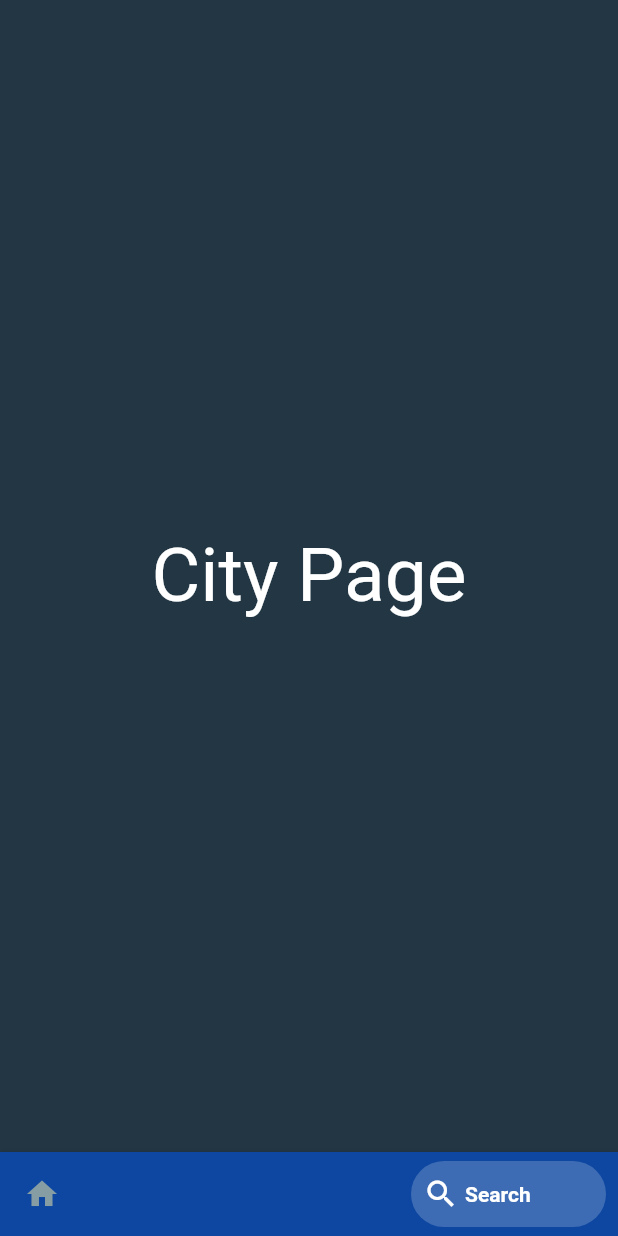
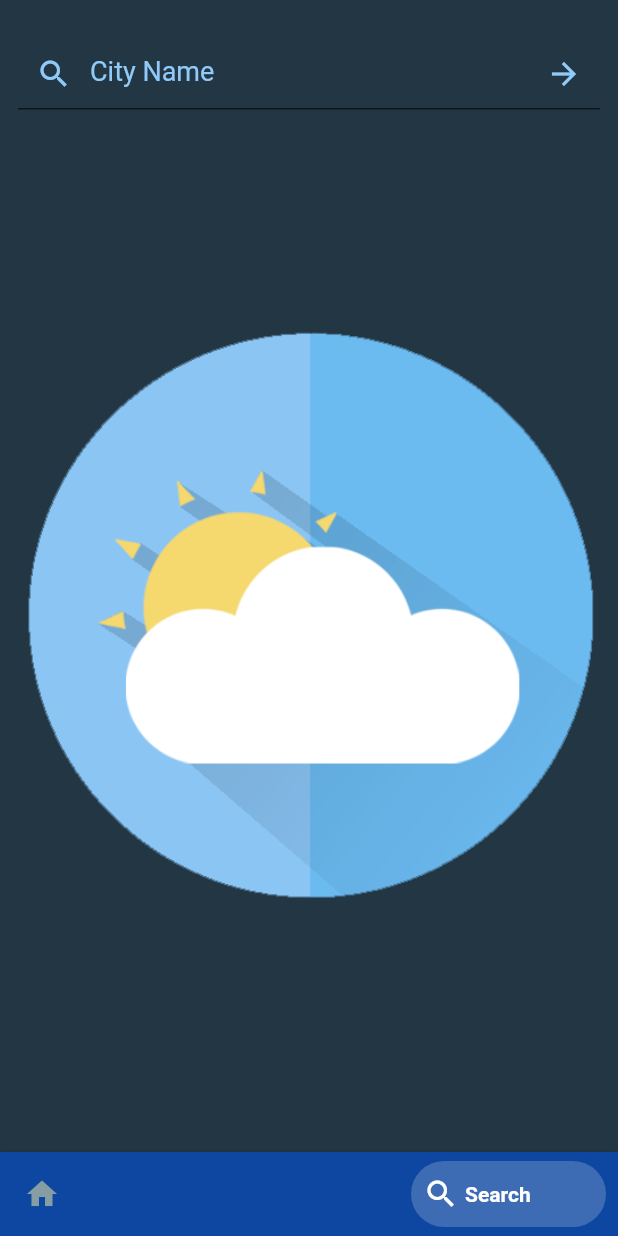
Before and after one commit to KhaderMurtaja/weather_demo, a Flutter app: the MainTabs screen opened directly, item 2 of the bottom bar chosen, on a phone screen of 412 x 824 dp. Run offline on Flutter 3.47's test engine with Material 2 defaults, Android fonts, the phone set to English and light mode, and no system bars; drawn by our look-alikes of bottom_navy_bar; our stand-ins replace built_value, cookie_jar, dio, dio_cookie_manager, flutter_bloc, fluttertoast and 3 more; network calls fail.

```diff
--- a/lib/app/page/app.dart
+++ b/lib/app/page/app.dart
@@ -1,5 +1,6 @@
 import 'package:flutter/material.dart';
-import 'package:weather_demo/screens/main_tabs/page/main_tabs.dart';
+import 'package:weather_demo/screens/city_weather/page/city_weather.dart';
+// import 'package:weather_demo/screens/main_tabs/page/main_tabs.dart';
 
 class App extends StatefulWidget {
   const App({
@@ -16,7 +17,8 @@ class _AppState extends State<App> {
     return MaterialApp(
       color: Color(0xFF223644),
       debugShowCheckedModeBanner: false,
-      home: MainTabs(),
+      // home: MainTabs(),
+      home: CityWeather(),
     );
   }
 }
--- /dev/null
+++ b/lib/screens/city_weather/bloc/city_weather_event.dart
@@ -0,0 +1,38 @@
+library city_weather_event;
+
+import 'package:built_value/built_value.dart';
+
+part 'city_weather_event.g.dart';
+
+abstract class CityWeatherEvent {}
+
+// Get City Weather Event
+abstract class GetCityWeather extends CityWeatherEvent
+    implements Built<GetCityWeather, GetCityWeatherBuilder> {
+  GetCityWeather._();
+  String get cityName;
+
+  factory GetCityWeather([
+    updates(GetCityWeatherBuilder b),
+  ]) = _$GetCityWeather;
+}
+
+// Clear Error Event
+abstract class ClearError extends CityWeatherEvent
+    implements Built<ClearError, ClearErrorBuilder> {
+  ClearError._();
+
+  factory ClearError([
+    updates(ClearErrorBuilder b),
+  ]) = _$ClearError;
+}
+
+// Change State Event
+abstract class ChangeState extends CityWeatherEvent
+    implements Built<ChangeState, ChangeStateBuilder> {
+  ChangeState._();
+
+  factory ChangeState([
+    updates(ChangeStateBuilder b),
+  ]) = _$ChangeState;
+}
--- a/lib/screens/city_weather/page/city_weather.dart
+++ b/lib/screens/city_weather/page/city_weather.dart
@@ -10,15 +10,75 @@ class CityWeather extends StatefulWidget {
 }
 
 class _CityWeatherState extends State<CityWeather> {
+  var _cityName = TextEditingController();
   @override
   Widget build(BuildContext context) {
-    return Container(
-      child: Center(
-        child: Text(
-          'City Page',
-          style: TextStyle(
-            fontSize: 50.0,
-            color: Colors.white,
+    return Scaffold(
+      backgroundColor: Color(0xFF223644),
+      resizeToAvoidBottomInset: false,
+      body: SafeArea(
+        child: GestureDetector(
+          onTap: () => FocusScope.of(context).requestFocus(FocusNode()),
+          child: Container(
+            height: MediaQuery.of(context).size.height,
+            width: MediaQuery.of(context).size.width,
+            padding: EdgeInsets.fromLTRB(
+              12.0,
+              25.0,
+              12.0,
+              20.0,
+            ),
+            decoration: BoxDecoration(
+              color: Color(0xFF223644),
+            ),
+            child: Column(
+              children: [
+                Container(
+                  child: TextField(
+                    controller: _cityName,
+                    keyboardType: TextInputType.streetAddress,
+                    textAlign: TextAlign.start,
+                    onChanged: (value) {},
+                    cursorColor: Colors.blue[200],
+                    style: TextStyle(
+                      color: Colors.blue[200],
+                      fontSize: 18.0,
+                    ),
+                    decoration: InputDecoration(
+                      filled: true,
+                      hintText: "City Name",
+                      hintStyle: TextStyle(
+                        color: Colors.blue[200],
+                      ),
+                      prefixIcon: Icon(
+                        Icons.search,
+                        color: Colors.blue[200],
+                      ),
+                      suffixIcon: InkWell(
+                        onTap: () {
+                          FocusScope.of(context).requestFocus(FocusNode());
+                        },
+                        child: Icon(
+                          Icons.arrow_forward,
+                          color: Colors.blue[200],
+                        ),
+                      ),
+                      fillColor: Color(0xFF223644),
+                    ),
+                  ),
+                ),
+                Expanded(
+                  child: Container(
+                    decoration: BoxDecoration(
+                      image: DecorationImage(
+                        image: AssetImage('assets/image/weather.png'),
+                        fit: BoxFit.contain,
+                      ),
+                    ),
+                  ),
+                ),
+              ],
+            ),
           ),
         ),
       ),
--- a/lib/screens/location_weather/page/location_weather.dart
+++ b/lib/screens/location_weather/page/location_weather.dart
@@ -45,7 +45,10 @@ class _LocationWeatherState extends State<LocationWeather> {
           error(state.error);
           return Scaffold(
             backgroundColor: Color(0xFF223644),
+            resizeToAvoidBottomInset: false,
             body: SafeArea(
+              child: GestureDetector(
+                onTap: () => FocusScope.of(context).requestFocus(FocusNode()),
                 child: Container(
                   height: MediaQuery.of(context).size.height,
                   width: MediaQuery.of(context).size.width,
@@ -85,8 +88,10 @@ class _LocationWeatherState extends State<LocationWeather> {
                             children: [
                               MainDesc(
                                 main: (state.locationWeather == null ||
-                                      state.locationWeather!.weather == null ||
-                                      state.locationWeather!.weather![0].main ==
+                                        state.locationWeather!.weather ==
+                                            null ||
+                                        state.locationWeather!.weather![0]
+                                                .main ==
                                             null)
                                     ? ''
                                     : state.locationWeather!.weather![0].main,
@@ -97,7 +102,8 @@ class _LocationWeatherState extends State<LocationWeather> {
                                   Temp(
                                     isLoading: state.isLoading,
                                     temp: (state.locationWeather == null ||
-                                          state.locationWeather!.main == null ||
+                                            state.locationWeather!.main ==
+                                                null ||
                                             state.locationWeather!.main!.temp ==
                                                 null)
                                         ? ''
@@ -107,14 +113,17 @@ class _LocationWeatherState extends State<LocationWeather> {
                                   MoreInfo(
                                     isLoading: state.isLoading,
                                     windSpeed: (state.locationWeather == null ||
-                                          state.locationWeather!.wind == null ||
-                                          state.locationWeather!.wind!.speed ==
+                                            state.locationWeather!.wind ==
+                                                null ||
+                                            state.locationWeather!.wind!
+                                                    .speed ==
                                                 null)
                                         ? ''
                                         : state.locationWeather!.wind!.speed
                                             .toString(),
                                     humidity: (state.locationWeather == null ||
-                                          state.locationWeather!.main == null ||
+                                            state.locationWeather!.main ==
+                                                null ||
                                             state.locationWeather!.main!
                                                     .humidity ==
                                                 null)
@@ -122,7 +131,8 @@ class _LocationWeatherState extends State<LocationWeather> {
                                         : state.locationWeather!.main!.humidity
                                             .toString(),
                                     pressure: (state.locationWeather == null ||
-                                          state.locationWeather!.main == null ||
+                                            state.locationWeather!.main ==
+                                                null ||
                                             state.locationWeather!.main!
                                                     .pressure ==
                                                 null)
@@ -136,10 +146,10 @@ class _LocationWeatherState extends State<LocationWeather> {
                           ),
                         ),
                       ),
-                    // Main Temp
                       // General Details
                       GeneralDetails(),
                     ],
+                  ),
                 ),
               ),
             ),
--- a/lib/screens/main_tabs/page/main_tabs.dart
+++ b/lib/screens/main_tabs/page/main_tabs.dart
@@ -37,7 +37,10 @@ class _MainTabsState extends State<MainTabs> {
           error(state.error);
           return Scaffold(
             backgroundColor: Color(0xFF223644),
+            resizeToAvoidBottomInset: false,
             body: SafeArea(
+              child: GestureDetector(
+                onTap: () => FocusScope.of(context).requestFocus(FocusNode()),
                 child: Builder(
                   builder: (context) {
                     switch (_currentIndex) {
@@ -59,6 +62,7 @@ class _MainTabsState extends State<MainTabs> {
                         );
                     }
                   },
+                ),
               ),
             ),
             bottomNavigationBar: BottomNavyBar(
```
Also changed, not shown: lib/screens/city_weather/bloc/city_weather_bloc.dart (added), lib/screens/city_weather/bloc/city_weather_event.g.dart (added), lib/screens/city_weather/bloc/city_weather_state.dart (added). Lines whose indentation alone changed are shown as unchanged.
